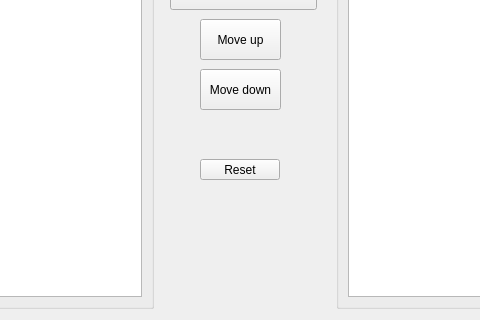
The window that src/kmoretools/ui/kmoretoolsconfigwidget.ui (KDE/knewstuff) describes before a commit, drawn with Qt 5; both pictures show x 109 to 589 and y 132 to 452 of the 1001 by 452 pixel window.
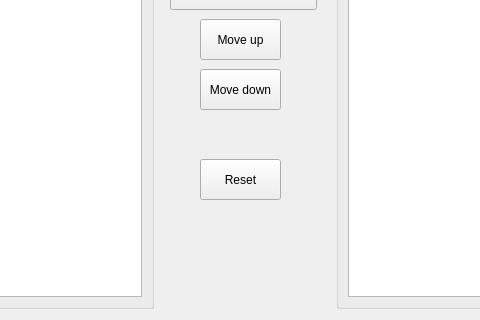
The same window after the commit. Icons and pictures are not drawn.

Commit message: Use QToolButton for reset button as we have the same style

Patch:
```diff
--- a/src/kmoretools/ui/kmoretoolsconfigwidget.ui
+++ b/src/kmoretools/ui/kmoretoolsconfigwidget.ui
@@ -129,13 +129,13 @@
          <enum>Qt::ToolButtonTextUnderIcon</enum>
         </property>
        </widget>
-       <widget class="QPushButton" name="buttonReset">
+       <widget class="QToolButton" name="buttonReset">
         <property name="geometry">
          <rect>
           <x>40</x>
           <y>280</y>
-          <width>80</width>
-          <height>21</height>
+          <width>81</width>
+          <height>41</height>
          </rect>
         </property>
         <property name="text">
@@ -143,8 +143,10 @@
         </property>
         <property name="icon">
          <iconset theme="document-revert">
-          <normaloff/>
-         </iconset>
+          <normaloff>.</normaloff>.</iconset>
+        </property>
+        <property name="toolButtonStyle">
+         <enum>Qt::ToolButtonTextUnderIcon</enum>
         </property>
        </widget>
       </widget>
```
Left out of the diff: 12 changed lines with no effect on the pictures.
